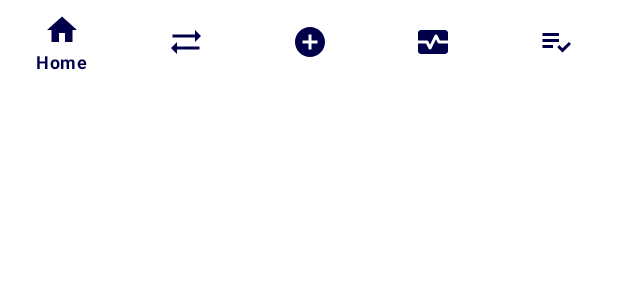
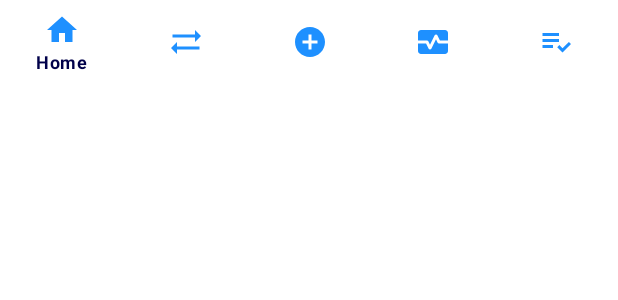
Before and after one commit to luis-seia/Financieme, an Android app: the layout menu_navegation_bottom.xml on its own in the app's theme, with its tools: preview values and no code run, on a phone screen of 412 x 824 dp. Shown: the top 300 px of the screen. Run offline under Robolectric (Android 15) with nearby library versions, the phone set to English and light mode, and no system bars.

```diff
--- a/app/src/main/res/layout/menu_navegation_bottom.xml
+++ b/app/src/main/res/layout/menu_navegation_bottom.xml
@@ -10,7 +10,7 @@
         android:layout_width="wrap_content"
         android:layout_height="wrap_content"
         android:background="@color/white"
-        app:itemIconTint="@color/azulPrincipal"
+        app:itemIconTint="@color/azulfundo"
         app:itemTextColor="@color/azulPrincipal"
         app:menu="@menu/menu_navigation" />
 
```
